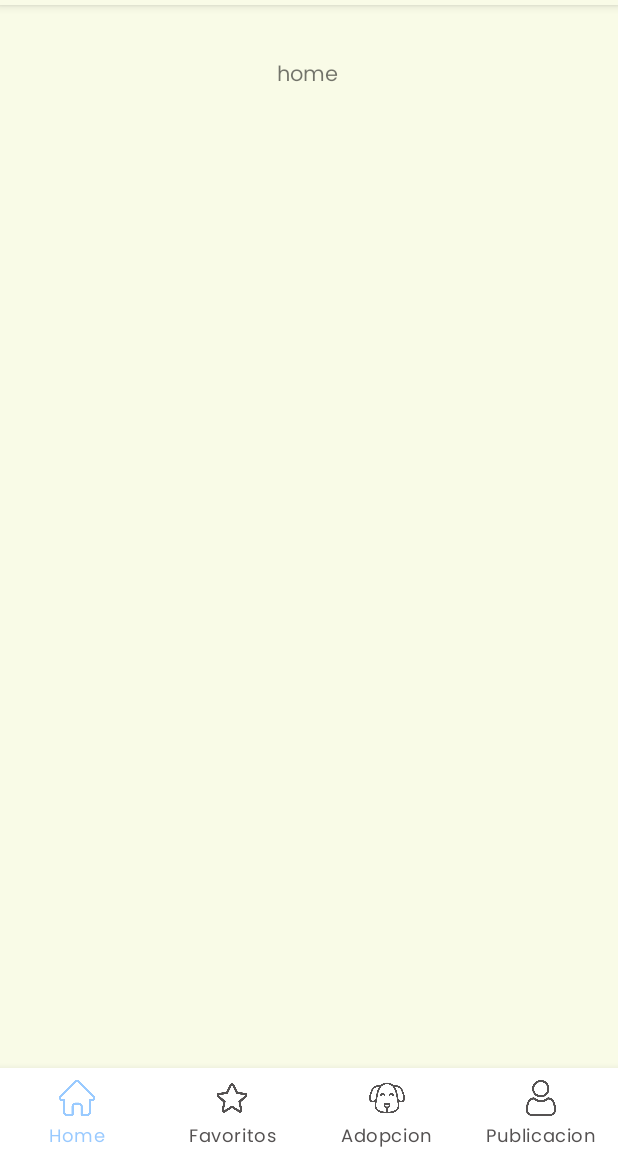
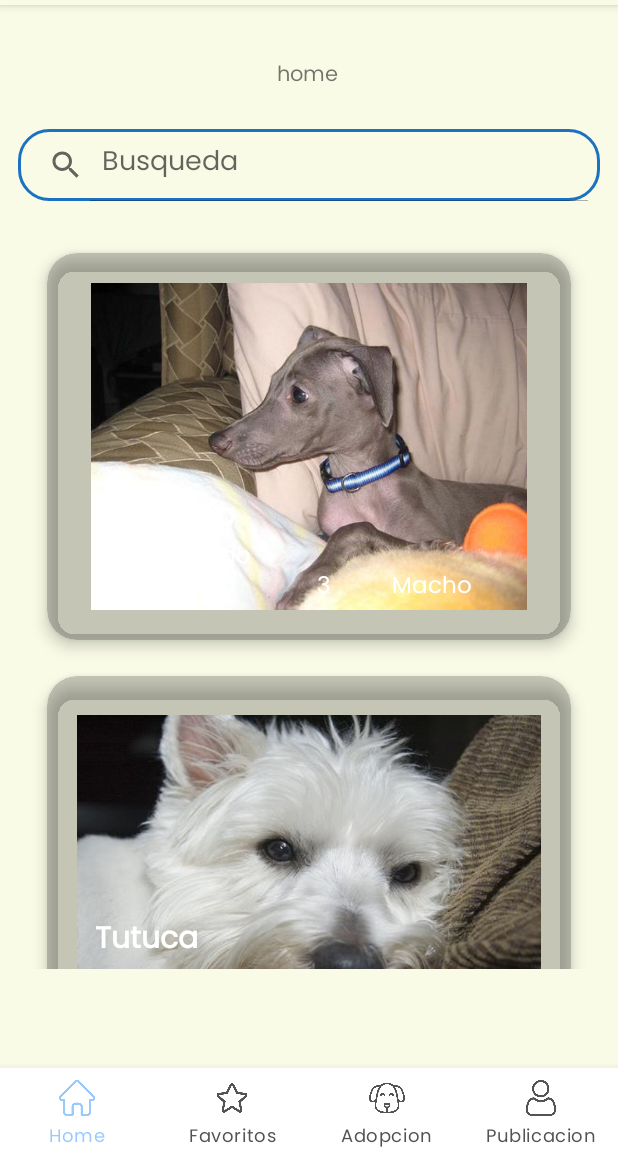
Before and after one commit to gp3ort/DogApp, an Android app: the HomeFragment screen opened directly, with no data from a screen before it, on a phone screen of 412 x 824 dp, the part 79-1236 px from its top. Run offline under Robolectric (Android 15) with nearby library versions, the phone set to English and light mode, and no system bars; our stand-ins replace Dagger/Hilt's generated code, Picasso, navigation-ui; pictures from the network do not load; 1 statement that could not run was skipped.

Commit message:
PetRecyclerView & PetListAdapter & Search

```diff
--- a/app/src/main/java/com/ort/dogadoption/ui/adapters/PetListAdapter.kt
+++ b/app/src/main/java/com/ort/dogadoption/ui/adapters/PetListAdapter.kt
@@ -38,11 +38,11 @@ class PetListAdapter: RecyclerView.Adapter<PetListAdapter.ViewHolder>() {
         "Macho",
         "Hembra")
 
-    val images = intArrayOf(R.drawable.ic_launcher_foreground,
-        R.drawable.ic_launcher_foreground,
-        R.drawable.ic_launcher_foreground,
-        R.drawable.ic_launcher_foreground,
-        R.drawable.ic_launcher_foreground)
+    val images = intArrayOf(R.drawable.perro1,
+        R.drawable.perro2,
+        R.drawable.perro3,
+        R.drawable.perro4,
+        R.drawable.perro5)
 
     inner class ViewHolder(itemView: View): RecyclerView.ViewHolder(itemView){
         var itemImage: ImageView
@@ -82,4 +82,5 @@ class PetListAdapter: RecyclerView.Adapter<PetListAdapter.ViewHolder>() {
         viewHolder.itemImage.setImageResource(images[i])
     }
 
+
 }
--- a/app/src/main/java/com/ort/dogadoption/ui/fragments/HomeFragment.kt
+++ b/app/src/main/java/com/ort/dogadoption/ui/fragments/HomeFragment.kt
@@ -6,6 +6,7 @@ import android.view.LayoutInflater
 import android.view.View
 import android.view.ViewGroup
 import android.widget.ImageView
+import android.widget.SearchView
 import androidx.recyclerview.widget.LinearLayoutManager
 import androidx.recyclerview.widget.RecyclerView
 import com.ort.dogadoption.PetListAdapter
@@ -28,12 +29,18 @@ class HomeFragment : Fragment() {
         // Inflate the layout for this fragment
         v = inflater.inflate(R.layout.fragment_home, container, false)
 
-        //val petsRecyclerView = findViewById<RecyclerView>(R.id.petsRecyclerView)
-        //val petsAdapter = PetListAdapter()
-        //petsRecyclerView.layoutManager = LinearLayoutManager(this)
-        //petsRecyclerView.adapter = petsAdapter
-
         return v;
     }
 
+    override fun onViewCreated(view: View, savedInstanceState: Bundle?) {
+        super.onViewCreated(view, savedInstanceState)
+        val petsRecyclerView:RecyclerView = view.findViewById<RecyclerView>(R.id.petsRecyclerView)
+        val petsAdapter = PetListAdapter()
+        petsRecyclerView.layoutManager = LinearLayoutManager(context)
+        petsRecyclerView.adapter = petsAdapter
+
+
+
+    }
+
 }
--- /dev/null
+++ b/app/src/main/java/com/ort/dogadoption/ui/models/Pets.kt
@@ -0,0 +1,10 @@
+package com.ort.dogadoption.ui.models
+
+data class Pets(
+    var names: String,
+    var race: String,
+    var subrace: String,
+    var age:Int,
+    var gender:String,
+    var image: Int
+)
--- /dev/null
+++ b/app/src/main/res/drawable/search_bkg.xml
@@ -0,0 +1,8 @@
+<?xml version="1.0" encoding="utf-8"?>
+<shape xmlns:android="http://schemas.android.com/apk/res/android">
+    <corners
+        android:radius="20dp"/>
+    <stroke
+        android:color="@color/blue_light"
+        android:width="2dp"/>
+</shape>
--- /dev/null
+++ b/app/src/main/res/drawable/searech_icon.xml
@@ -0,0 +1,5 @@
+<vector android:height="24dp" android:tint="#FFFFFF"
+    android:viewportHeight="24" android:viewportWidth="24"
+    android:width="24dp" xmlns:android="http://schemas.android.com/apk/res/android">
+    <path android:fillColor="@android:color/white" android:pathData="M15.5,14h-0.79l-0.28,-0.27C15.41,12.59 16,11.11 16,9.5 16,5.91 13.09,3 9.5,3S3,5.91 3,9.5 5.91,16 9.5,16c1.61,0 3.09,-0.59 4.23,-1.57l0.27,0.28v0.79l5,4.99L20.49,19l-4.99,-5zM9.5,14C7.01,14 5,11.99 5,9.5S7.01,5 9.5,5 14,7.01 14,9.5 11.99,14 9.5,14z"/>
+</vector>
--- a/app/src/main/res/layout/fragment_home.xml
+++ b/app/src/main/res/layout/fragment_home.xml
@@ -20,6 +20,26 @@
         app:layout_constraintTop_toTopOf="parent"
         app:layout_constraintVertical_bias="0.052" />
 
+
+    <androidx.appcompat.widget.SearchView
+        android:id="@+id/search"
+        android:layout_width="0dp"
+        android:layout_height="wrap_content"
+        android:layout_margin="12dp"
+        android:layout_marginStart="79dp"
+        android:layout_marginTop="32dp"
+        android:layout_marginBottom="8dp"
+        android:background="@drawable/search_bkg"
+        android:focusable="false"
+        app:iconifiedByDefault="false"
+        app:layout_constraintBottom_toTopOf="@+id/petsConstrainLayout"
+        app:layout_constraintEnd_toEndOf="parent"
+        app:layout_constraintHorizontal_bias="1.0"
+        app:layout_constraintStart_toStartOf="parent"
+        app:layout_constraintTop_toBottomOf="@+id/textView3"
+        app:queryHint="Busqueda"
+        app:searchHintIcon="@null" />
+
     <androidx.constraintlayout.widget.ConstraintLayout
         android:layout_width="373dp"
         android:layout_height="489dp"
@@ -40,7 +60,8 @@
             app:layout_constraintEnd_toEndOf="parent"
             app:layout_constraintHorizontal_bias="0.0"
             app:layout_constraintStart_toStartOf="parent"
-            app:layout_constraintTop_toTopOf="parent" />
+            app:layout_constraintTop_toTopOf="parent"
+            tools:listitem="@layout/card_layout"/>
 
     </androidx.constraintlayout.widget.ConstraintLayout>
 
```
Also changed, not shown: app/src/main/res/drawable/perro1.jpg (added), app/src/main/res/drawable/perro2.jpg (added), app/src/main/res/drawable/perro3.jpg (added), app/src/main/res/drawable/perro4.jpg (added), app/src/main/res/drawable/perro5.jpg (added).
